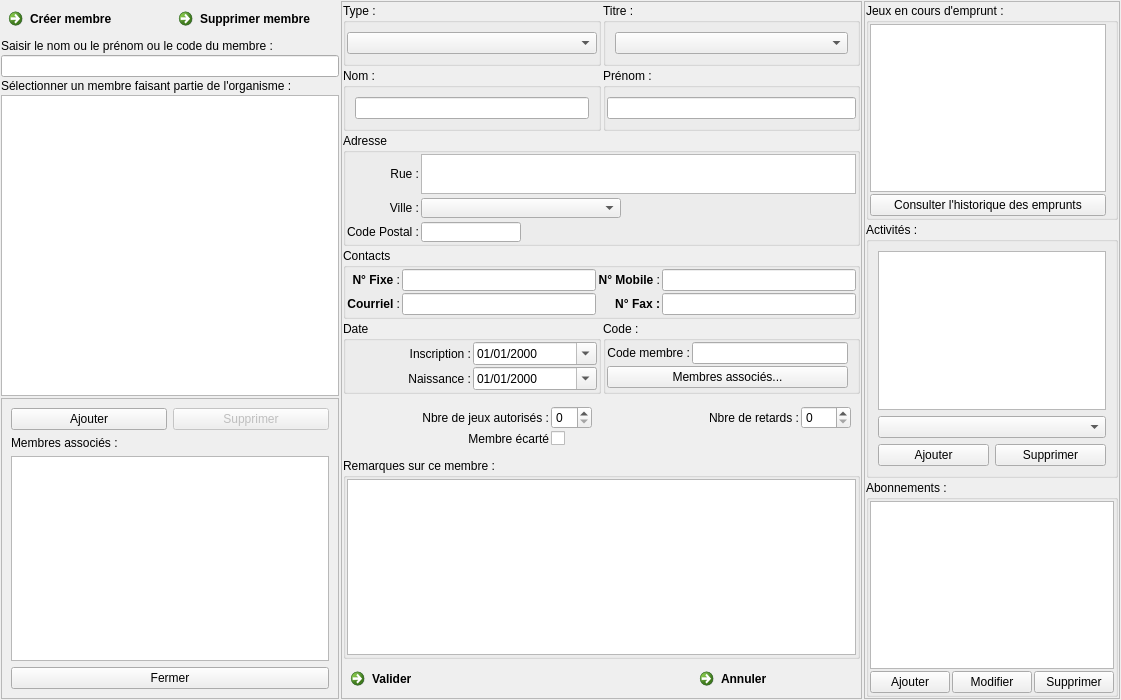
Old version of the form f_membres.ui in the repository nivhg/ludopen.
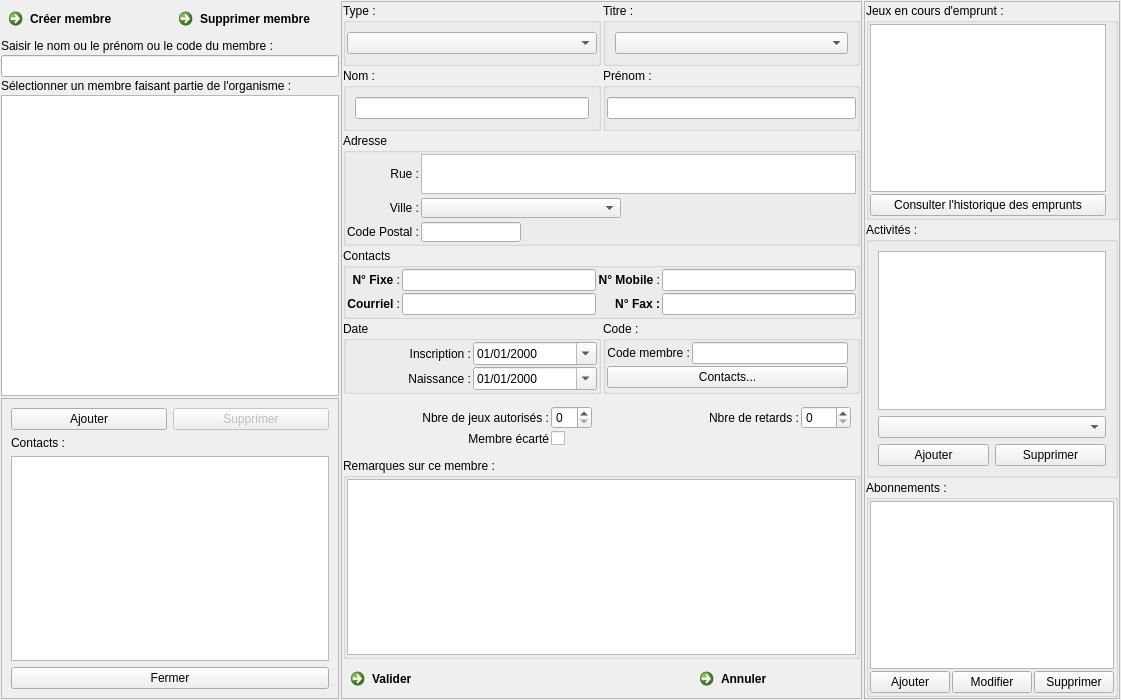
New version of the form. Icons and pictures are not drawn.

Diff of the .ui file:
```diff
--- a/f_membres.ui
+++ b/f_membres.ui
@@ -1105,7 +1105,7 @@
            <item row="1" column="0" colspan="2">
             <widget class="QPushButton" name="Bt_Associe">
              <property name="text">
-              <string>Membres associés...</string>
+              <string>Contacts...</string>
              </property>
             </widget>
            </item>
@@ -2676,7 +2676,7 @@
         <item row="1" column="0">
          <widget class="QLabel" name="Lb_Associes_2">
           <property name="text">
-           <string>Membres associés :</string>
+           <string>Contacts :</string>
           </property>
          </widget>
         </item>
```
